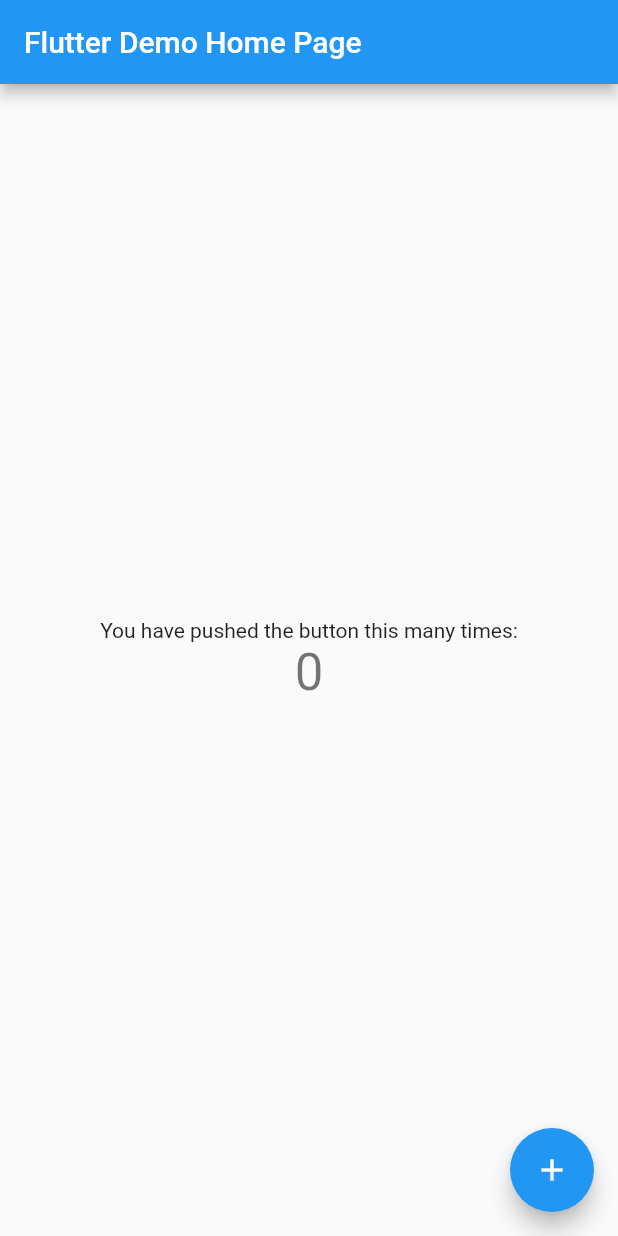
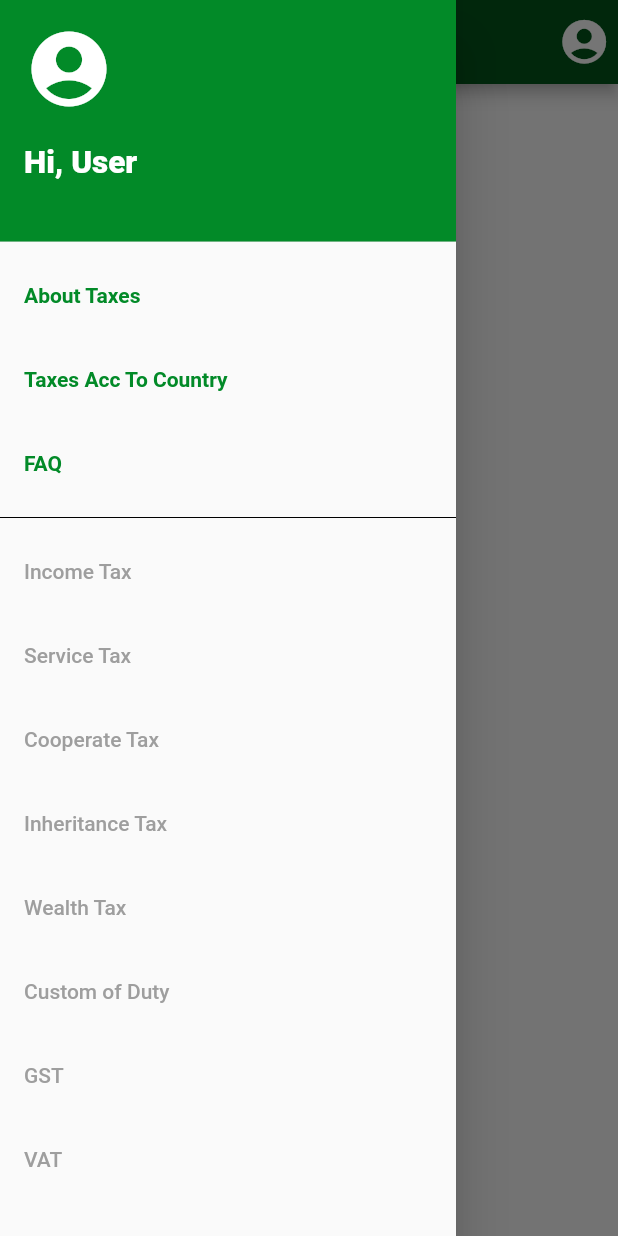
Before and after one commit to Earthknight/OP-Taxes, a Flutter app: the screen it shows after launch, with the side drawer open (before the commit the screen has no drawer), on a phone screen of 412 x 824 dp. Run offline on Flutter 3.47's test engine with Material 2 defaults, Android fonts, the phone set to English and light mode, and no system bars; missing offline and left inert: country_pickers; Roboto replaces fonts that are missing (Raleway).

Commit message:
Drawer and Select Country added

```diff
--- a/lib/main.dart
+++ b/lib/main.dart
@@ -1,115 +1,26 @@
 import 'package:flutter/material.dart';
+import 'package:taxes/screens/drawer.dart';
 
-void main() {
+
+void main()  {
   runApp(const MyApp());
 }
 
 class MyApp extends StatelessWidget {
-  const MyApp({Key? key}) : super(key: key);
+  const MyApp({Key key}) : super(key: key);
 
   // This widget is the root of your application.
   @override
   Widget build(BuildContext context) {
     return MaterialApp(
-      title: 'Flutter Demo',
+      title: 'OP : Taxes',
+      debugShowCheckedModeBanner: false,
       theme: ThemeData(
-        // This is the theme of your application.
-        //
-        // Try running your application with "flutter run". You'll see the
-        // application has a blue toolbar. Then, without quitting the app, try
-        // changing the primarySwatch below to Colors.green and then invoke
-        // "hot reload" (press "r" in the console where you ran "flutter run",
-        // or simply save your changes to "hot reload" in a Flutter IDE).
-        // Notice that the counter didn't reset back to zero; the application
-        // is not restarted.
-        primarySwatch: Colors.blue,
+        colorScheme: ColorScheme.fromSwatch().copyWith(
+          primary: Color(0xff03541A),
+        ),
       ),
-      home: const MyHomePage(title: 'Flutter Demo Home Page'),
+      home: DrawerScreen(),
     );
   }
 }
-
-class MyHomePage extends StatefulWidget {
-  const MyHomePage({Key? key, required this.title}) : super(key: key);
-
-  // This widget is the home page of your application. It is stateful, meaning
-  // that it has a State object (defined below) that contains fields that affect
-  // how it looks.
-
-  // This class is the configuration for the state. It holds the values (in this
-  // case the title) provided by the parent (in this case the App widget) and
-  // used by the build method of the State. Fields in a Widget subclass are
-  // always marked "final".
-
-  final String title;
-
-  @override
-  State<MyHomePage> createState() => _MyHomePageState();
-}
-
-class _MyHomePageState extends State<MyHomePage> {
-  int _counter = 0;
-
-  void _incrementCounter() {
-    setState(() {
-      // This call to setState tells the Flutter framework that something has
-      // changed in this State, which causes it to rerun the build method below
-      // so that the display can reflect the updated values. If we changed
-      // _counter without calling setState(), then the build method would not be
-      // called again, and so nothing would appear to happen.
-      _counter++;
-    });
-  }
-
-  @override
-  Widget build(BuildContext context) {
-    // This method is rerun every time setState is called, for instance as done
-    // by the _incrementCounter method above.
-    //
-    // The Flutter framework has been optimized to make rerunning build methods
-    // fast, so that you can just rebuild anything that needs updating rather
-    // than having to individually change instances of widgets.
-    return Scaffold(
-      appBar: AppBar(
-        // Here we take the value from the MyHomePage object that was created by
-        // the App.build method, and use it to set our appbar title.
-        title: Text(widget.title),
-      ),
-      body: Center(
-        // Center is a layout widget. It takes a single child and positions it
-        // in the middle of the parent.
-        child: Column(
-          // Column is also a layout widget. It takes a list of children and
-          // arranges them vertically. By default, it sizes itself to fit its
-          // children horizontally, and tries to be as tall as its parent.
-          //
-          // Invoke "debug painting" (press "p" in the console, choose the
-          // "Toggle Debug Paint" action from the Flutter Inspector in Android
-          // Studio, or the "Toggle Debug Paint" command in Visual Studio Code)
-          // to see the wireframe for each widget.
-          //
-          // Column has various properties to control how it sizes itself and
-          // how it positions its children. Here we use mainAxisAlignment to
-          // center the children vertically; the main axis here is the vertical
-          // axis because Columns are vertical (the cross axis would be
-          // horizontal).
-          mainAxisAlignment: MainAxisAlignment.center,
-          children: <Widget>[
-            const Text(
-              'You have pushed the button this many times:',
-            ),
-            Text(
-              '$_counter',
-              style: Theme.of(context).textTheme.headline4,
-            ),
-          ],
-        ),
-      ),
-      floatingActionButton: FloatingActionButton(
-        onPressed: _incrementCounter,
-        tooltip: 'Increment',
-        child: const Icon(Icons.add),
-      ), // This trailing comma makes auto-formatting nicer for build methods.
-    );
-  }
-}
--- /dev/null
+++ b/lib/screens/drawer.dart
@@ -0,0 +1,131 @@
+import 'package:flutter/cupertino.dart';
+import 'package:flutter/material.dart';
+import 'package:taxes/screens/select_country_screen.dart';
+
+
+class DrawerScreen extends StatelessWidget {
+
+   @override
+
+  @override
+  Widget build(BuildContext context) {
+    return Scaffold(
+      appBar:AppBarWidget(),
+      drawer: DrawerWidget(context),
+      body: Container(
+
+      ),
+
+    );
+  }
+
+}
+Widget AppBarWidget(){
+  return AppBar(
+    title: Text("OP : Taxes"),
+    actions: <Widget>[
+      IconButton(
+          icon: const Icon(Icons.account_circle_rounded,
+              color: Colors.white, size: 35),
+          onPressed: (){}
+      )
+    ],
+  );
+}
+
+Widget DrawerWidget(BuildContext context){
+  List<String> TaxesList = ["Income Tax", "Service Tax", "Cooperate Tax", "Inheritance Tax", "Wealth Tax", "Custom of Duty", "GST", "VAT"];
+  return Drawer(
+      child:Container
+        (
+          child: Expanded(
+            child: ListView(
+              shrinkWrap :  true,
+              physics: ScrollPhysics(),
+              scrollDirection: Axis.vertical,
+              padding: EdgeInsets.zero,
+              children: [
+                DrawerHeader(
+                  decoration: BoxDecoration(
+                    color: Color(0xff028A28),
+                  ),
+                  child: Column(
+                    crossAxisAlignment: CrossAxisAlignment.start,
+                    children: const <Widget>[
+                      Icon(Icons.account_circle_rounded,
+                          color: Colors.white, size: 60),
+                      SizedBox(
+                        height: 20.0,
+                      ),
+                      Text("Hi, User",
+                        textScaleFactor: 1.5,
+                        style: TextStyle(
+                          color: Colors.white,
+                          fontFamily: 'Raleway',
+                          fontWeight: FontWeight.w800,
+                        ),
+                        textAlign: TextAlign.center,)
+                    ],
+                  ),
+                ),
+
+                ListTile(
+                  title: Text("About Taxes",
+                    style: TextStyle(
+                      color: Color(0xff028A28),
+                      fontWeight: FontWeight.bold,
+                    ),
+                  ),
+                ),
+                ListTile(
+                    title: Text("Taxes Acc To Country",
+                      style: TextStyle(
+                        color: Color(0xff028A28),
+                        fontWeight: FontWeight.bold,
+                      ),
+                    ),
+                    onTap: () {
+                      Navigator.of(context, rootNavigator: true).push(
+                        MaterialPageRoute(builder: (context) => SelectCountry()),
+                      );
+                    }
+
+                ),
+                ListTile(
+                  title: Text("FAQ",
+                    style: TextStyle(
+                      color: Color(0xff028A28),
+                      fontWeight: FontWeight.bold,
+                    ),
+                  ),
+                ),
+                Divider(
+                    color: Colors.black
+                ),
+
+                Expanded(
+                  child: Column(
+                    children: [
+                      ListView.builder(
+                            shrinkWrap: true,
+                            scrollDirection : Axis.vertical,
+                            physics: ScrollPhysics(),
+                            itemCount: TaxesList.length,
+                            itemBuilder: (BuildContext context, int index){
+                              return  ListTile(
+                                title: Text(TaxesList[index],
+                                  style: TextStyle(
+                                    color: Colors.grey,
+                                  ),
+                                ),
+                              );
+                            }
+                        ),
+
+                    ],),
+                )
+
+              ],
+            ),))
+  );
+}
```
Also changed, not shown: lib/screens/select_country_screen.dart (added, +119 -0 lines), pubspec.yaml (+7 -1 lines), assets/images/img.png (added), pubspec.lock, 1 other file.
